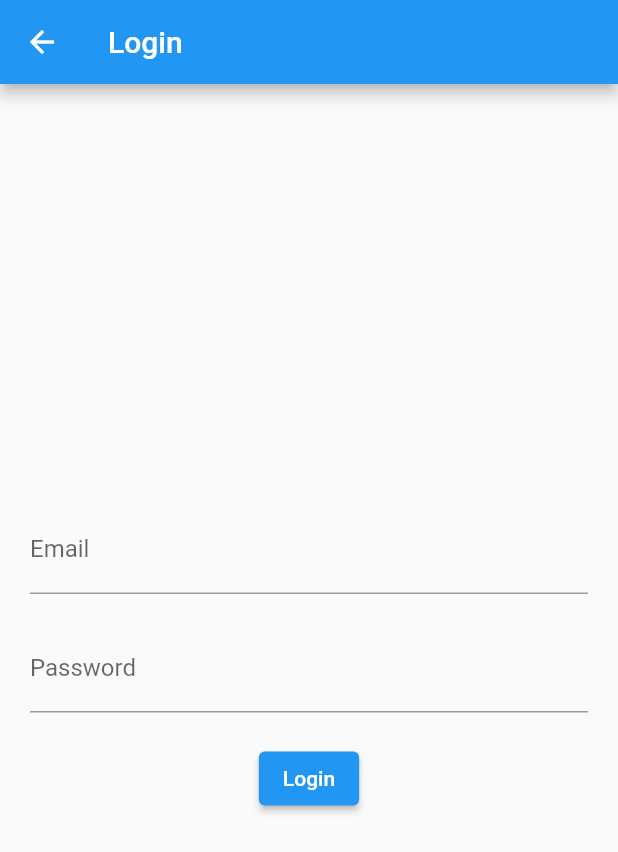
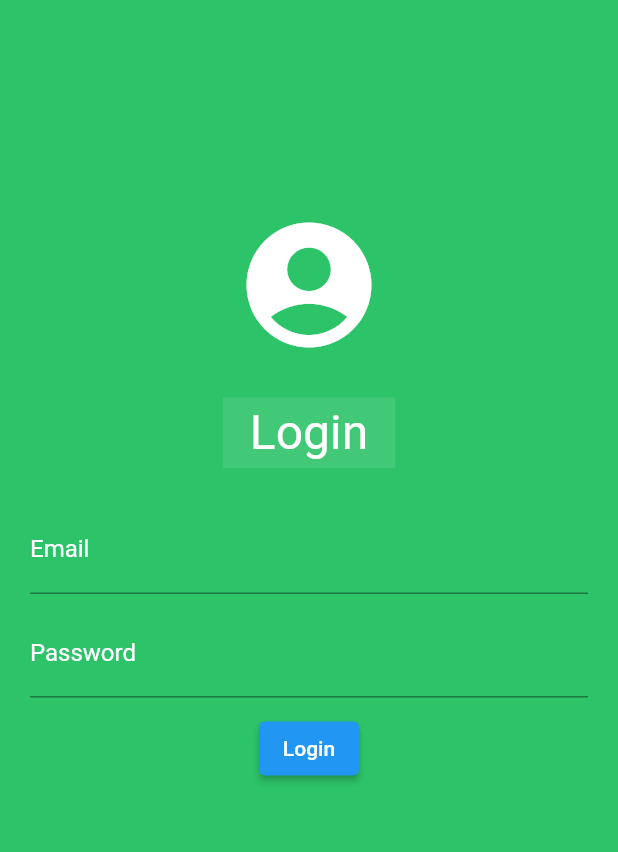
Before and after one commit to abdulrauf21/Todo_app, a Flutter app: the screen it shows after launch, after a tap on "Start", on a phone screen of 412 x 824 dp. Shown: the top 852 px of the screen. Run offline on Flutter 3.47's test engine with Material 2 defaults, Android fonts, the phone set to English and light mode, and no system bars; our stand-ins replace cloud_firestore, firebase_core, shared_preferences; accounts and stored records are empty.

Commit message:
another login page auth done

```diff
--- a/lib/main.dart
+++ b/lib/main.dart
@@ -1,9 +1,11 @@
 import 'package:firebase_core/firebase_core.dart';
 import 'package:flutter/material.dart';
 import 'package:todo_app/controller/task_provider.dart';
-import 'package:todo_app/controller/user_provider.dart';
+
 import 'package:todo_app/screens/splash_screen.dart';
 import 'package:provider/provider.dart';
+
+import 'controller/user_provider.dart';
 
 Future<void> main() async {
   WidgetsFlutterBinding.ensureInitialized();
--- a/lib/model/todo_model.dart
+++ b/lib/model/todo_model.dart
@@ -1,8 +1,9 @@
+
 import 'package:cloud_firestore/cloud_firestore.dart';
 
 class TodoModel {
   String? userId;
-  String? title;
+   String? title;
   String? description;
   bool? isDone;
   DateTime? dateCreated;
--- a/lib/model/user_model.dart
+++ b/lib/model/user_model.dart
@@ -1,4 +1,4 @@
-class UserModel {
+class UserModel{
   String email;
   String password;
   UserModel({required this.email, required this.password});
--- a/lib/screens/login_screen.dart
+++ b/lib/screens/login_screen.dart
@@ -1,13 +1,11 @@
 import 'package:flutter/material.dart';
-import 'package:flutter/src/foundation/key.dart';
-import 'package:flutter/src/widgets/framework.dart';
 import 'package:provider/provider.dart';
 import 'package:todo_app/controller/user_provider.dart';
 import 'package:todo_app/model/user_model.dart';
 import 'package:todo_app/screens/home_screen.dart';
 
 class LoginScreen extends StatefulWidget {
-  const LoginScreen({Key? key}) : super(key: key);
+  const LoginScreen({super.key});
 
   @override
   State<LoginScreen> createState() => _LoginScreenState();
@@ -19,32 +17,112 @@ class _LoginScreenState extends State<LoginScreen> {
   @override
   Widget build(BuildContext context) {
     return Scaffold(
-      appBar: AppBar(
-        title: Text("Login"),
-      ),
-      body: Padding(
-        padding: const EdgeInsets.symmetric(horizontal: 20),
-        child: Stack(
-          children: [
-            Column(
-              mainAxisAlignment: MainAxisAlignment.center,
+      body: Stack(
+
+        children: [
+          Container(
+            width: double.infinity,
+            decoration: const BoxDecoration(
+              color: Color(0xff2DC369),
+            ),
+            child: Column(
               children: [
-                TextField(
-                  controller: _emailController,
-                  decoration: InputDecoration(
-                      hintText: "Enter your email", label: Text("Email")),
+                const SizedBox(
+                  height: 140,
                 ),
-                SizedBox(
-                  height: 20,
+                const Icon(
+                  Icons.account_circle,
+                  size: 100,
+                  color: Colors.white,
                 ),
-                TextField(
-                  controller: _passwordController,
-                  decoration: InputDecoration(
-                      hintText: "Enter your password", label: Text("Password")),
+                const SizedBox(
+                  height: 25,
                 ),
-                SizedBox(
-                  height: 20,
+                Container(
+                  height: 47,
+                  width: 115,
+                  alignment: Alignment.center,
+                  decoration: const BoxDecoration(
+                    color: Colors.white10,
+                  ),
+                  child: const Text(
+                    "Login",
+                    style: TextStyle(
+                      fontSize: 32,
+                      fontWeight: FontWeight.w400,
+                      color: Color(0xffffffff),
+                    ),
+                  ),
                 ),
+                const SizedBox(
+                  height: 25,
+                ),
+                Padding(
+                  padding: EdgeInsets.symmetric(horizontal: 20),
+                  child: TextField(
+                    controller: _emailController,
+                    decoration: InputDecoration(
+                      label: Text(
+                        "Email",
+                        style: TextStyle(
+                          color: Colors.white,
+                        ),
+                      ),
+                      hintText: "Enter your email or username",
+                    ),
+                  ),
+                ),
+                const SizedBox(
+                  height: 10,
+                ),
+                Padding(
+                  padding: EdgeInsets.symmetric(horizontal: 20),
+                  child: TextField(
+                    controller: _passwordController,
+                    decoration: InputDecoration(
+                      label: Text(
+                        "Password",
+                        style: TextStyle(
+                          color: Colors.white,
+                        ),
+                      ),
+                      hintText: "Enter your password",
+                    ),
+                  ),
+                ),
+                const SizedBox(
+                  height: 10,
+                ),
+                // ElevatedButton(
+                //   onPressed: () {
+                //     if (_emailController.text.isEmpty &&
+                //         _passwordController.text.isEmpty) {
+                //       final snackbar = SnackBar(
+                //         content: Text("Email or Password field is empty"),
+                //       );
+                //       ScaffoldMessenger.of(context).showSnackBar(snackbar);
+                //     } else {
+                //       UserModel userModel = UserModel(
+                //           email: _emailController.text,
+                //           password: _passwordController.text);
+                //       Provider.of<UserProvider>(context, listen: false)
+                //           .login(userModel)
+                //           .then((value) {
+                //         if (value == true) {
+                //           Navigator.push(
+                //               context,
+                //               MaterialPageRoute(
+                //                   builder: (context) => HomeScreen()));
+                //         } else {
+                //           final snackbar = SnackBar(
+                //               content: Text("Email or password didn't matched"));
+                //           ScaffoldMessenger.of(context).showSnackBar(snackbar);
+                //         }
+                //       });
+                //     }
+                //   },
+                //   child: const Text("Login"),
+                // ),
                 ElevatedButton(
                   onPressed: () {
                     if (_emailController.text.isNotEmpty &&
@@ -78,16 +156,15 @@ class _LoginScreenState extends State<LoginScreen> {
                     }
                   },
                   child: Text("Login"),
-                )
-              ],
+            ),],
             ),
-            Provider.of<UserProvider>(context).isLoading == true
-                ? Center(
-                    child: CircularProgressIndicator(),
-                  )
-                : SizedBox(),
-          ],
-        ),
+          ),
+         Provider.of<UserProvider>(context).isLoading==true? Center(
+            child: CircularProgressIndicator(
+
+            ),
+          ): SizedBox(),
+        ],
       ),
     );
   }
--- a/pubspec.yaml
+++ b/pubspec.yaml
@@ -29,6 +29,7 @@ environment:
 dependencies:
   flutter:
     sdk: flutter
+
 
 
   # The following adds the Cupertino Icons font to your application.
```
Also changed, not shown: lib/controller/task_provider.dart (+15 -22 lines), lib/controller/user_provider.dart (+3 -7 lines), lib/screens/addtask_screen.dart (+4 -46 lines), lib/screens/splash_screen.dart (+8 -2 lines), lib/screens/home_screen.dart (line endings or trailing spaces), 5 other files.
